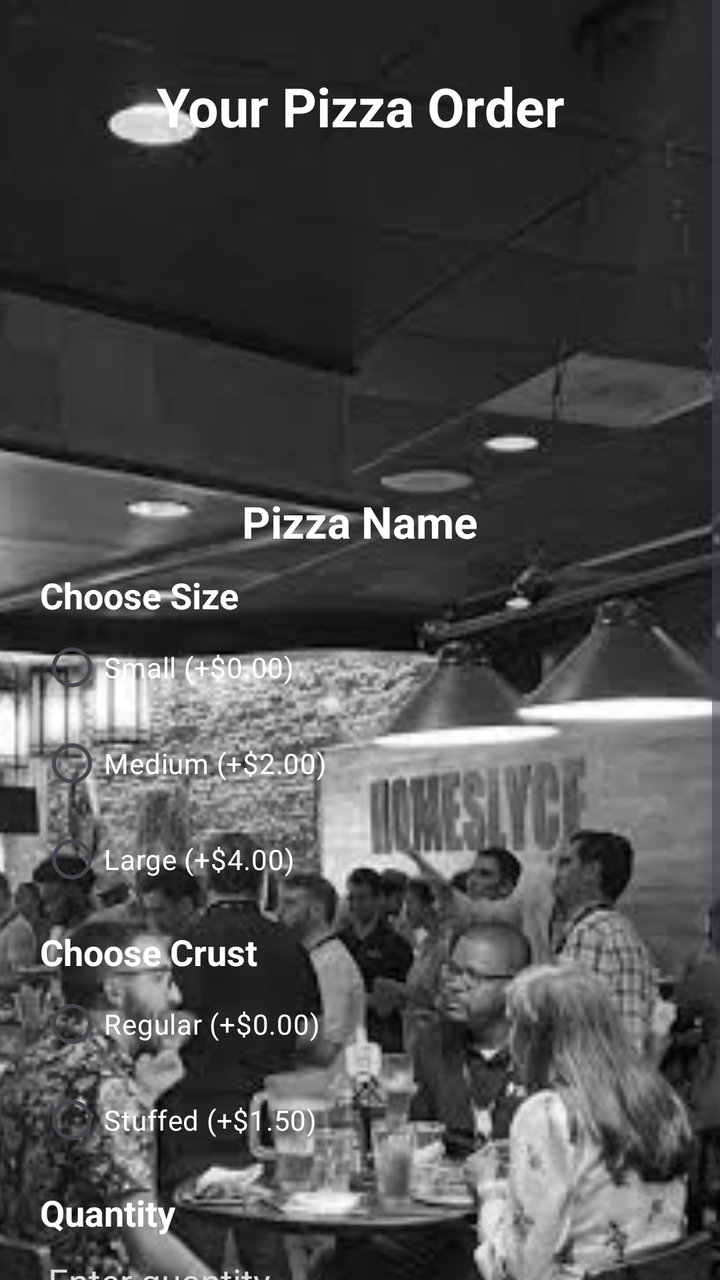
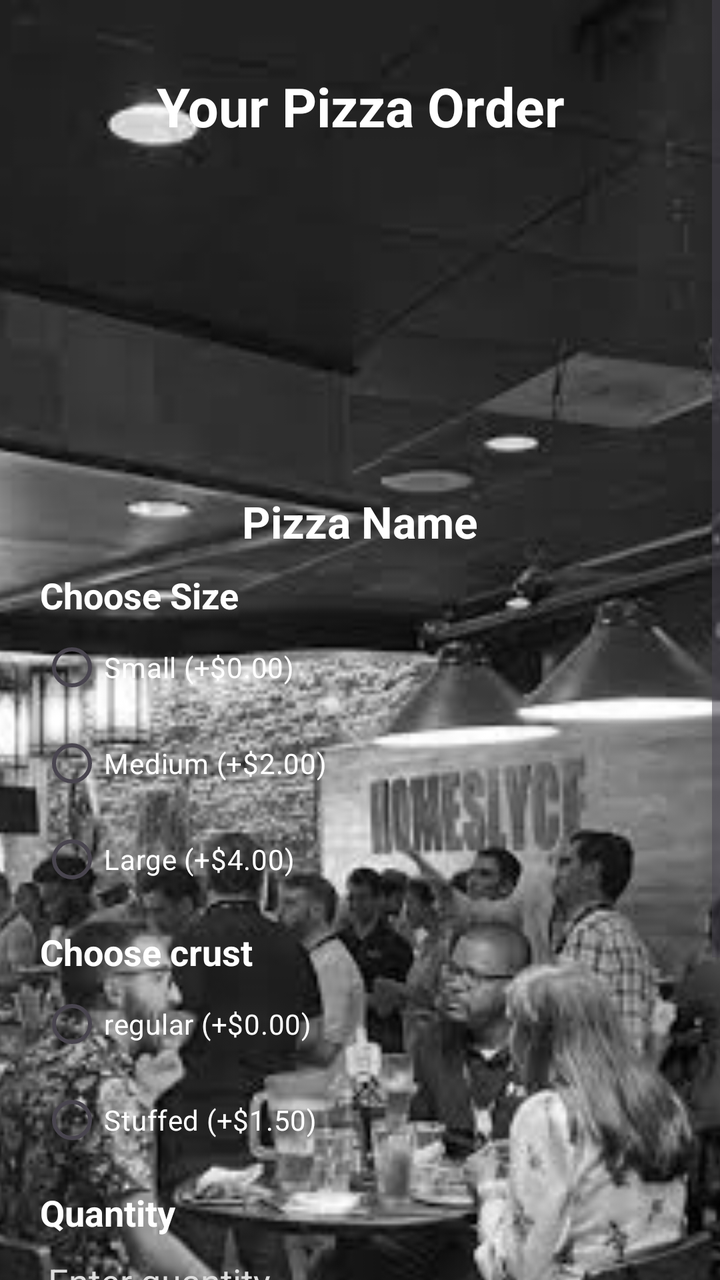

An Android layout rendered at two revisions. The XML below is the earlier revision; the diff shows what the commit changed to produce the second picture.
<!-- AndroidManifest.xml: application theme Theme.RestaurantAppProject -->
<!-- res/layout/activity_order_bactivity.xml -->
<?xml version="1.0" encoding="utf-8"?>
<ScrollView xmlns:android="http://schemas.android.com/apk/res/android"
    android:layout_width="match_parent"
    android:layout_height="match_parent">

    <FrameLayout
        android:layout_width="match_parent"
        android:layout_height="wrap_content">


        <ImageView
            android:layout_width="match_parent"
            android:layout_height="match_parent"
            android:scaleType="centerCrop"
            android:src="@drawable/background"
            android:contentDescription="Background" />

        <LinearLayout
            android:layout_width="match_parent"
            android:layout_height="wrap_content"
            android:orientation="vertical"
            android:padding="20dp">

            <TextView
                android:layout_width="match_parent"
                android:layout_height="wrap_content"
                android:text="Your Pizza Order"
                android:textColor="@color/white"
                android:textSize="27sp"
                android:textStyle="bold"
                android:gravity="center"
                android:padding="15dp" />



            <ImageView
                android:id="@+id/pizzaImage"
                android:layout_width="150dp"
                android:layout_height="150dp"
                android:layout_gravity="center"
                android:scaleType="fitCenter"
                android:contentDescription="Selected Pizza" />

            <TextView
                android:id="@+id/pizzaNameText"
                android:layout_width="match_parent"
                android:layout_height="wrap_content"
                android:text="Pizza Name"
                android:textColor="@color/white"
                android:textSize="22sp"
                android:textStyle="bold"
                android:gravity="center"
                android:padding="10dp" />



            <TextView
                android:layout_width="wrap_content"
                android:layout_height="wrap_content"
                android:text="Choose Size"
                android:textColor="@color/white"
                android:textSize="18sp"
                android:textStyle="bold" />

            <RadioGroup
                android:id="@+id/sizeGroup"
                android:layout_width="match_parent"
                android:layout_height="wrap_content">

                <RadioButton
                    android:id="@+id/smallPizza"
                    android:layout_width="wrap_content"
                    android:layout_height="wrap_content"
                    android:text="Small (+$0.00)"
                    android:textColor="@color/white" />

                <RadioButton
                    android:id="@+id/mediumPizza"
                    android:layout_width="wrap_content"
                    android:layout_height="wrap_content"
                    android:text="Medium (+$2.00)"
                    android:textColor="@color/white" />

                <RadioButton
                    android:id="@+id/largePizza"
                    android:layout_width="wrap_content"
                    android:layout_height="wrap_content"
                    android:text="Large (+$4.00)"
                    android:textColor="@color/white" />

            </RadioGroup>



            <TextView
                android:layout_width="wrap_content"
                android:layout_height="wrap_content"
                android:text="Choose Crust"
                android:textColor="@color/white"
                android:textSize="18sp"
                android:textStyle="bold"
                android:layout_marginTop="10dp" />

            <RadioGroup
                android:id="@+id/crustGroup"
                android:layout_width="match_parent"
                android:layout_height="wrap_content">

                <RadioButton
                    android:id="@+id/regularCrust"
                    android:layout_width="wrap_content"
                    android:layout_height="wrap_content"
                    android:text="Regular (+$0.00)"
                    android:textColor="@color/white" />

                <RadioButton
                    android:id="@+id/stuffedCrust"
                    android:layout_width="wrap_content"
                    android:layout_height="wrap_content"
                    android:text="Stuffed (+$1.50)"
                    android:textColor="@color/white" />

            </RadioGroup>



            <TextView
                android:layout_width="wrap_content"
                android:layout_height="wrap_content"
                android:text="Quantity"
                android:textColor="@color/white"
                android:textSize="18sp"
                android:textStyle="bold"
                android:layout_marginTop="10dp" />

            <EditText
                android:id="@+id/quantityInput"
                android:layout_width="match_parent"
                android:layout_height="wrap_content"
                android:hint="Enter quantity"
                android:inputType="number"
                android:textColor="@color/white"
                android:textColorHint="#DDDDDD" />


            <Button
                android:id="@+id/placeOrderButton"
                android:layout_width="match_parent"
                android:layout_height="wrap_content"
                android:text="Place Order"
                android:backgroundTint="#FFEB3B"
                android:textColor="@color/black"
                android:layout_marginTop="20dp" />



            <TextView
                android:layout_width="match_parent"
                android:layout_height="wrap_content"
                android:text="YOUR RECEIPT"
                android:textColor="@color/white"
                android:textSize="23sp"
                android:textStyle="bold"
                android:gravity="center"
                android:layout_marginTop="25dp" />

            <TextView
                android:id="@+id/receiptText"
                android:layout_width="match_parent"
                android:layout_height="wrap_content"
                android:text="Your receipt will appear here."
                android:textColor="@color/white"
                android:textSize="17sp"
                android:padding="15dp"
                android:background="#99000000" />

        </LinearLayout>

    </FrameLayout>

</ScrollView>
<!-- resources referenced by this layout -->
<resources>
  <color name="black">#FF000000</color>
  <color name="white">#FFFFFFFF</color>
  <!-- drawable background: png bitmap (drawable, 346186 bytes) -->
  <style name="Theme.RestaurantAppProject" parent="Base.Theme.RestaurantAppProject" />
  <style name="Base.Theme.RestaurantAppProject" parent="Theme.Material3.DayNight.NoActionBar">
          
          
      </style>
</resources>

<!-- the commit's change to res/layout/activity_order_bactivity.xml (unified diff, before → after) -->
@@ -24,7 +24,7 @@
             <TextView
                 android:layout_width="match_parent"
                 android:layout_height="wrap_content"
-                android:text="Your Pizza Order"
+                android:text="@string/title_Pizza_Order"
                 android:textColor="@color/white"
                 android:textSize="27sp"
                 android:textStyle="bold"
@@ -45,7 +45,7 @@
                 android:id="@+id/pizzaNameText"
                 android:layout_width="match_parent"
                 android:layout_height="wrap_content"
-                android:text="Pizza Name"
+                android:text="@string/sub_Title_PizzaName"
                 android:textColor="@color/white"
                 android:textSize="22sp"
                 android:textStyle="bold"
@@ -57,7 +57,7 @@
             <TextView
                 android:layout_width="wrap_content"
                 android:layout_height="wrap_content"
-                android:text="Choose Size"
+                android:text="@string/title_ChooseSize"
                 android:textColor="@color/white"
                 android:textSize="18sp"
                 android:textStyle="bold" />
@@ -71,21 +71,21 @@
                     android:id="@+id/smallPizza"
                     android:layout_width="wrap_content"
                     android:layout_height="wrap_content"
-                    android:text="Small (+$0.00)"
+                    android:text="@string/title_SmallSizePrice"
                     android:textColor="@color/white" />
 
                 <RadioButton
                     android:id="@+id/mediumPizza"
                     android:layout_width="wrap_content"
                     android:layout_height="wrap_content"
-                    android:text="Medium (+$2.00)"
+                    android:text="@string/title_MediumSizePrice"
                     android:textColor="@color/white" />
 
                 <RadioButton
                     android:id="@+id/largePizza"
                     android:layout_width="wrap_content"
                     android:layout_height="wrap_content"
-                    android:text="Large (+$4.00)"
+                    android:text="@string/title_LargeSizePrice"
                     android:textColor="@color/white" />
 
             </RadioGroup>
@@ -95,7 +95,7 @@
             <TextView
                 android:layout_width="wrap_content"
                 android:layout_height="wrap_content"
-                android:text="Choose Crust"
+                android:text="@string/title_crustOption"
                 android:textColor="@color/white"
                 android:textSize="18sp"
                 android:textStyle="bold"
@@ -110,14 +110,14 @@
                     android:id="@+id/regularCrust"
                     android:layout_width="wrap_content"
                     android:layout_height="wrap_content"
-                    android:text="Regular (+$0.00)"
+                    android:text="@string/title_RegularCrust"
                     android:textColor="@color/white" />
 
                 <RadioButton
                     android:id="@+id/stuffedCrust"
                     android:layout_width="wrap_content"
                     android:layout_height="wrap_content"
-                    android:text="Stuffed (+$1.50)"
+                    android:text="@string/title_stuffedCrust"
                     android:textColor="@color/white" />
 
             </RadioGroup>
<!-- resource entries referenced after the edit -->
@@ -3,6 +3,15 @@
   <color name="black">#FF000000</color>
   <color name="white">#FFFFFFFF</color>
   <!-- drawable background: png bitmap (drawable, 346186 bytes) -->
+  <string name="sub_Title_PizzaName">Pizza Name</string>
+  <string name="title_ChooseSize">Choose Size</string>
+  <string name="title_LargeSizePrice">Large (+$4.00)</string>
+  <string name="title_MediumSizePrice">Medium (+$2.00)</string>
+  <string name="title_Pizza_Order">Your Pizza Order</string>
+  <string name="title_RegularCrust">regular (+$0.00)</string>
+  <string name="title_SmallSizePrice">Small (+$0.00)</string>
+  <string name="title_crustOption">Choose crust</string>
+  <string name="title_stuffedCrust">Stuffed (+$1.50)</string>
   <style name="Theme.RestaurantAppProject" parent="Base.Theme.RestaurantAppProject" />
   <style name="Base.Theme.RestaurantAppProject" parent="Theme.Material3.DayNight.NoActionBar">
           
